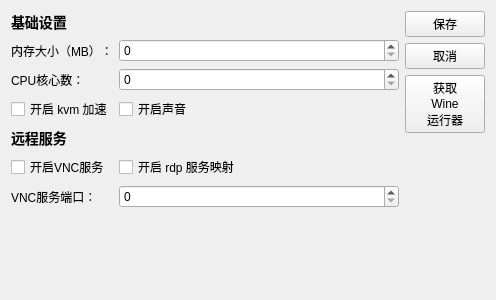
Old version of the form VM-source/qemusetting.ui in the repository gfdgd-xi/deep-wine-runner.
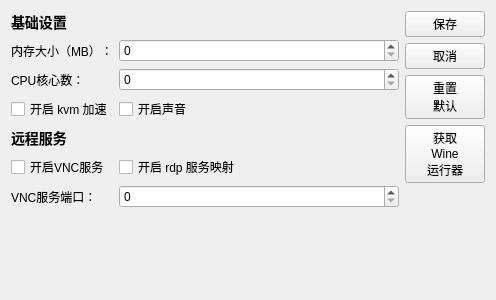
New version of the form.

Commit message: 支持设置默认项

Diff of the .ui file:
```diff
--- a/VM-source/qemusetting.ui
+++ b/VM-source/qemusetting.ui
@@ -159,8 +159,28 @@
        </property>
       </widget>
      </item>
+     <item>
+      <widget class="QPushButton" name="setDefault">
+       <property name="sizePolicy">
+        <sizepolicy hsizetype="Fixed" vsizetype="Fixed">
+         <horstretch>0</horstretch>
+         <verstretch>0</verstretch>
+        </sizepolicy>
+       </property>
+       <property name="text">
+        <string>重置
+默认</string>
+       </property>
+      </widget>
+     </item>
      <item>
       <widget class="QPushButton" name="getrunner">
+       <property name="sizePolicy">
+        <sizepolicy hsizetype="Fixed" vsizetype="Fixed">
+         <horstretch>0</horstretch>
+         <verstretch>0</verstretch>
+        </sizepolicy>
+       </property>
        <property name="text">
         <string>获取
 Wine
```
The commit also changes 3 other files.
